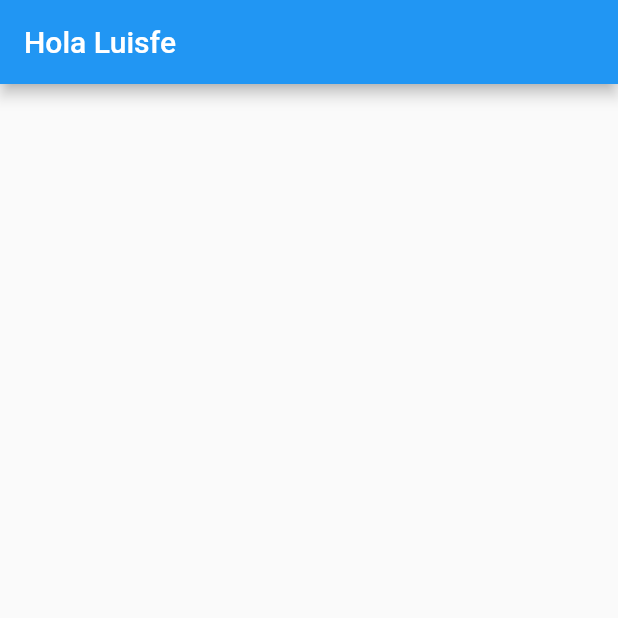
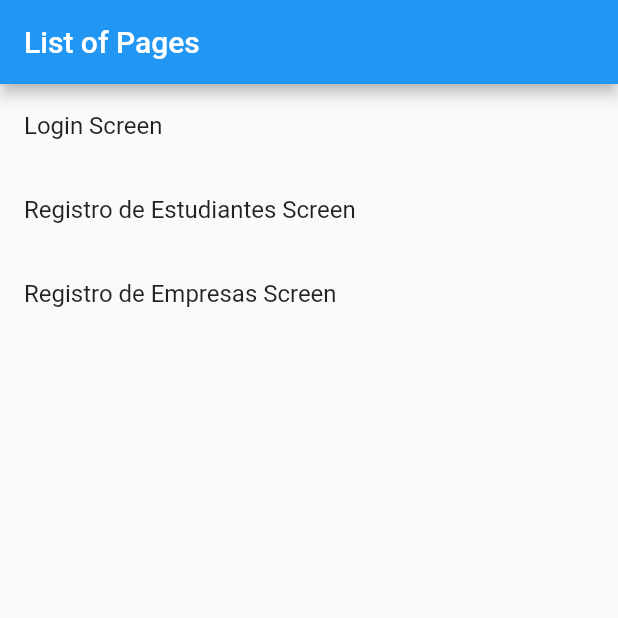
Before and after one commit to felumc/internsmexico, a Flutter app: the screen it shows after launch, on a phone screen of 412 x 824 dp, the top half of it. Run offline on Flutter 3.47's test engine with Material 2 defaults, Android fonts, the light colour scheme and no system bars.

Commit message:
"listas"

```diff
--- a/lib/main.dart
+++ b/lib/main.dart
@@ -1,22 +1,80 @@
 import 'package:flutter/material.dart';
+import '/screens/login.dart';
+import '/screens/registro_Empresa.dart';
+import '/screens/registro_Estudiante.dart';
 
 void main() {
   runApp(const MyApp());
 }
 
 class MyApp extends StatelessWidget {
-  const MyApp({super.key});
+  const MyApp({Key? key}) : super(key: key);
 
-  // This widget is the root of your application.
   @override
   Widget build(BuildContext context) {
     return MaterialApp(
-      debugShowCheckedModeBanner: false,
-      title: 'Interns México',
+      title: 'Flutter Demo',
       theme: ThemeData(
         primarySwatch: Colors.blue,
       ),
-      home: Scaffold(appBar: AppBar(title: const Text("Hola Luisfe"),)),
+      home: const MyHomePage(title: 'List of Pages'),
+      routes: {
+        '/Login': (_) => const LoginScreen(),
+        '/Registro_de_estudiantes': (_) => const RegistroEstudianteScreen(),
+        '/Registro_de_empresas': (_) => const RegistroEmpresaScreen(),
+      },
     );
   }
 }
+
+class MyHomePage extends StatelessWidget {
+  const MyHomePage({Key? key, required this.title}) : super(key: key);
+
+  final String title;
+
+  @override
+  Widget build(BuildContext context) {
+    return Scaffold(
+      appBar: AppBar(
+        title: Text(title),
+      ),
+      body: ListView.builder(
+        itemBuilder: (context, index) {
+          String itemName = '';
+          switch (index) {
+            case 0:
+              itemName = 'Login Screen';
+              break;
+            case 1:
+              itemName = 'Registro de Estudiantes Screen';
+              break;
+            case 2:
+              itemName = 'Registro de Empresas Screen';
+              break;
+            default:
+              itemName = 'Unknown';
+              break;
+          }
+          return ListTile(
+            title: Text(itemName),
+            onTap: () {
+              switch (index) {
+                case 0:
+                  Navigator.of(context).pushNamed('/Login');
+                  break;
+                case 1:
+                  Navigator.of(context).pushNamed('/Registro_de_estudiantes');
+                  break;
+                case 2:
+                  Navigator.of(context).pushNamed('/Registro_de_empresas');
+                  break;
+                default:
+              }
+            },
+          );
+        },
+        itemCount: 3,
+      ),
+    );
+  }
+}
```
